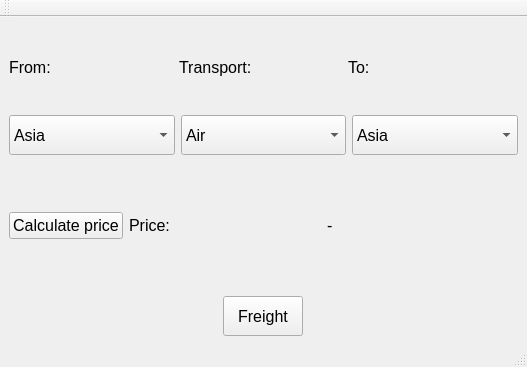
Old version of the form mainwindow.ui in the repository AufarLIRS/CPP-2020-2021-HW12.
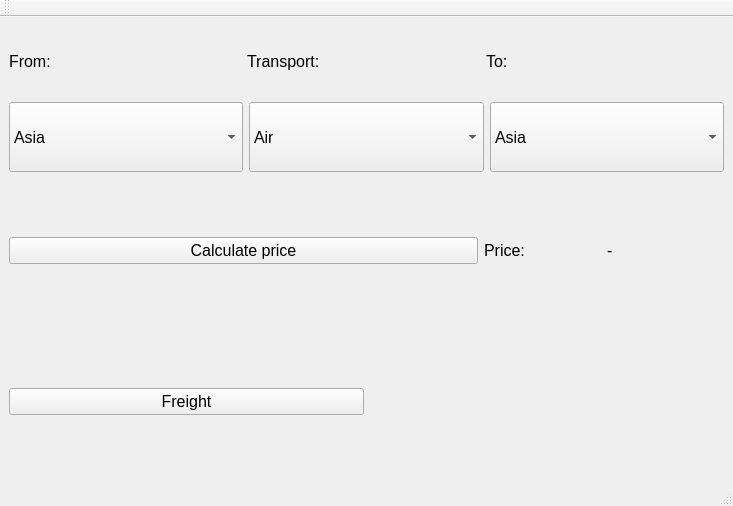
New version of the form.

Commit message: Edit GUI and solve logic problems

What changed in the file:
```diff
--- a/mainwindow.ui
+++ b/mainwindow.ui
@@ -6,8 +6,8 @@
    <rect>
     <x>0</x>
     <y>0</y>
-    <width>527</width>
-    <height>367</height>
+    <width>733</width>
+    <height>506</height>
    </rect>
   </property>
   <property name="windowTitle">
@@ -106,6 +106,12 @@
        <layout class="QHBoxLayout" name="horizontalLayout_7">
         <item>
          <widget class="QComboBox" name="to_comboBox">
+          <property name="sizePolicy">
+           <sizepolicy hsizetype="Preferred" vsizetype="Preferred">
+            <horstretch>0</horstretch>
+            <verstretch>0</verstretch>
+           </sizepolicy>
+          </property>
           <property name="minimumSize">
            <size>
             <width>0</width>
@@ -151,6 +157,12 @@
         </item>
         <item>
          <widget class="QComboBox" name="transport_comboBox">
+          <property name="sizePolicy">
+           <sizepolicy hsizetype="Preferred" vsizetype="Preferred">
+            <horstretch>0</horstretch>
+            <verstretch>0</verstretch>
+           </sizepolicy>
+          </property>
           <property name="minimumSize">
            <size>
             <width>0</width>
@@ -180,7 +192,13 @@
          </widget>
         </item>
         <item>
-         <widget class="QComboBox" name="from_comboBox_2">
+         <widget class="QComboBox" name="from_comboBox">
+          <property name="sizePolicy">
+           <sizepolicy hsizetype="Preferred" vsizetype="Preferred">
+            <horstretch>0</horstretch>
+            <verstretch>0</verstretch>
+           </sizepolicy>
+          </property>
           <property name="minimumSize">
            <size>
             <width>0</width>
@@ -239,8 +257,8 @@
       <item>
        <widget class="QPushButton" name="calculatePricaPushButton">
         <property name="sizePolicy">
-         <sizepolicy hsizetype="Maximum" vsizetype="Maximum">
-          <horstretch>0</horstretch>
+         <sizepolicy hsizetype="Preferred" vsizetype="Maximum">
+          <horstretch>4</horstretch>
           <verstretch>0</verstretch>
          </sizepolicy>
         </property>
@@ -262,6 +280,12 @@
       </item>
       <item>
        <widget class="QLabel" name="priceLabel">
+        <property name="sizePolicy">
+         <sizepolicy hsizetype="Minimum" vsizetype="Minimum">
+          <horstretch>1</horstretch>
+          <verstretch>0</verstretch>
+         </sizepolicy>
+        </property>
         <property name="font">
          <font>
           <pointsize>12</pointsize>
@@ -274,6 +298,12 @@
       </item>
       <item>
        <widget class="QLabel" name="resultPriceLabel">
+        <property name="sizePolicy">
+         <sizepolicy hsizetype="Preferred" vsizetype="Preferred">
+          <horstretch>1</horstretch>
+          <verstretch>0</verstretch>
+         </sizepolicy>
+        </property>
         <property name="font">
          <font>
           <pointsize>12</pointsize>
@@ -291,15 +321,15 @@
       <item>
        <widget class="QPushButton" name="freightPushButton">
         <property name="sizePolicy">
-         <sizepolicy hsizetype="Maximum" vsizetype="Fixed">
+         <sizepolicy hsizetype="Preferred" vsizetype="Maximum">
           <horstretch>0</horstretch>
           <verstretch>0</verstretch>
          </sizepolicy>
         </property>
         <property name="minimumSize">
          <size>
-          <width>0</width>
-          <height>40</height>
+          <width>20</width>
+          <height>20</height>
          </size>
         </property>
         <property name="maximumSize">
@@ -318,6 +348,13 @@
         </property>
        </widget>
       </item>
+      <item>
+       <widget class="QLabel" name="outputLabel">
+        <property name="text">
+         <string/>
+        </property>
+       </widget>
+      </item>
      </layout>
     </item>
    </layout>
```
Left out of the diff: 2 changed lines with no effect on the pictures. The commit also changes 7 other files.
